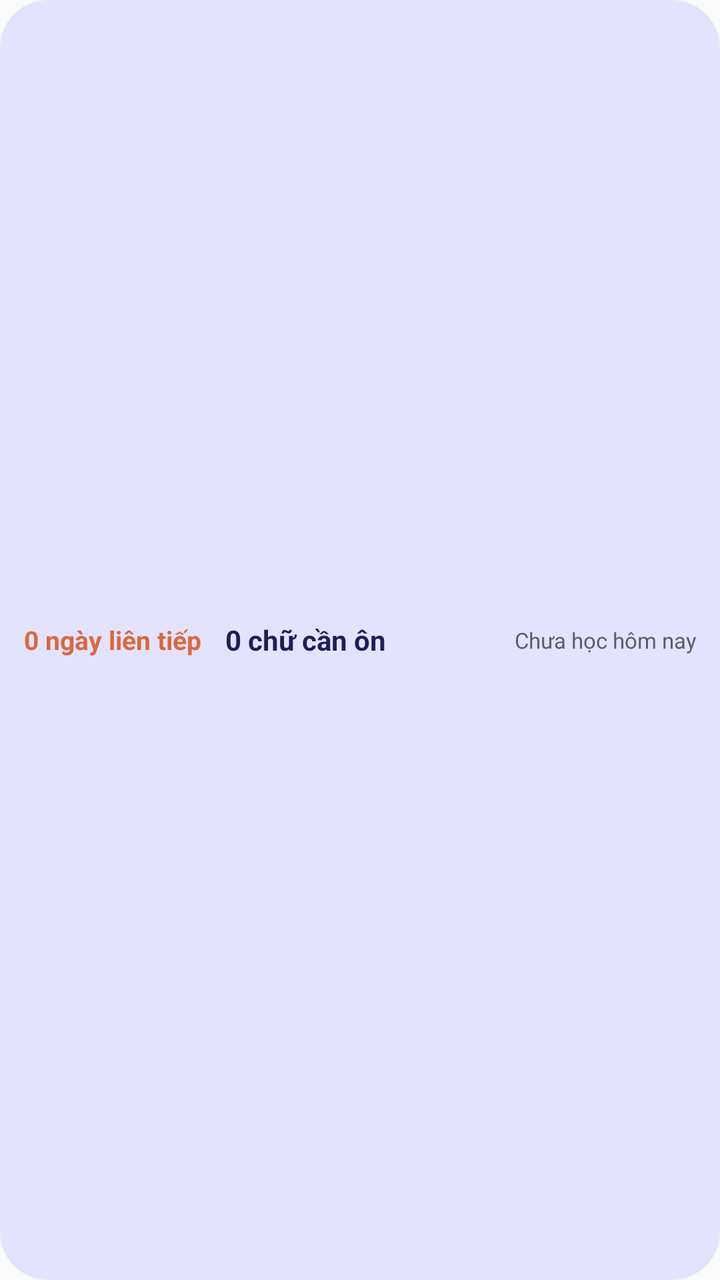
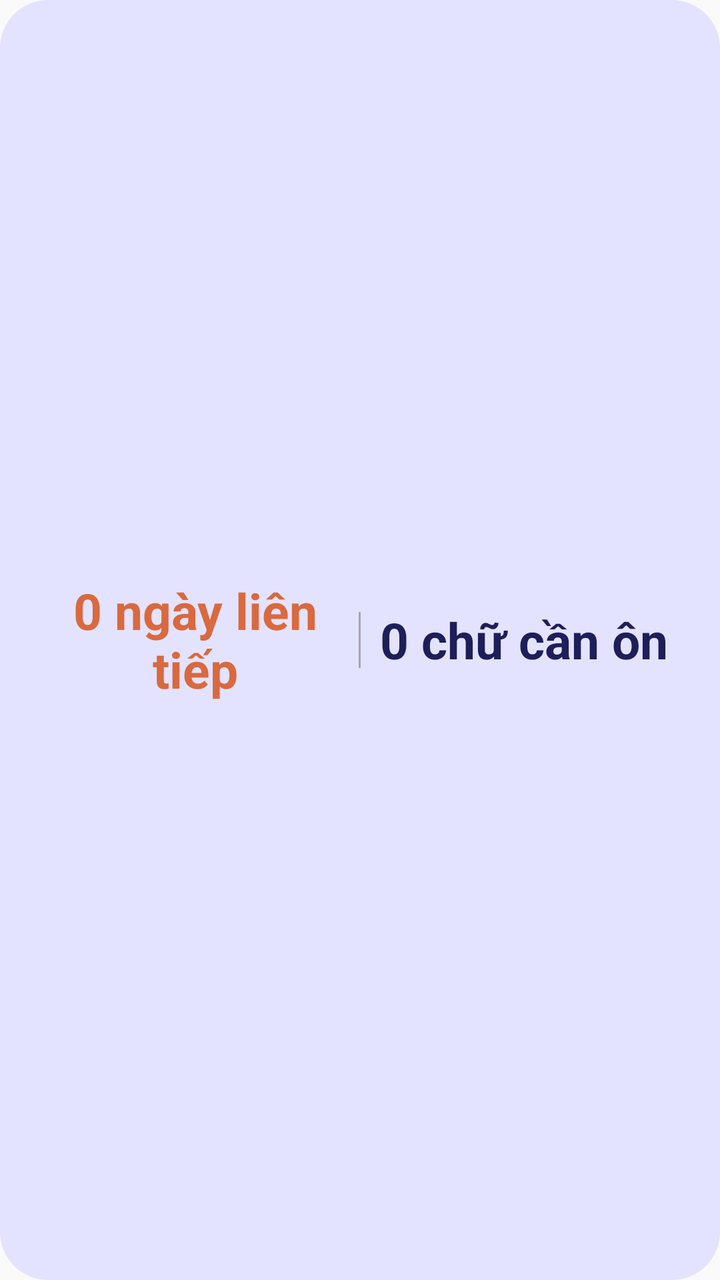

Before-and-after screenshots of an Android layout around one commit, followed by the original layout XML and the change that was made.
<!-- AndroidManifest.xml: application theme Theme.JapaneseWritingTrainer -->
<!-- res/layout/widget_practice_streak_wide.xml -->
<?xml version="1.0" encoding="utf-8"?>
<LinearLayout xmlns:android="http://schemas.android.com/apk/res/android"
    android:id="@+id/widget_root"
    android:layout_width="match_parent"
    android:layout_height="match_parent"
    android:background="@drawable/widget_practice_streak_background"
    android:clickable="true"
    android:focusable="true"
    android:gravity="center_vertical"
    android:orientation="horizontal"
    android:padding="12dp">

    <TextView android:id="@+id/widget_current_streak" android:layout_width="wrap_content" android:layout_height="wrap_content"
        android:text="@string/widget_current_streak_placeholder" android:textColor="@color/widget_accent" android:textSize="13sp" android:textStyle="bold" />
    <TextView android:id="@+id/widget_due_count" android:layout_width="wrap_content" android:layout_height="wrap_content"
        android:layout_marginStart="12dp" android:text="@string/widget_due_count_placeholder" android:textColor="@color/widget_title" android:textSize="14sp" android:textStyle="bold" />
    <TextView android:id="@+id/widget_today_status" android:layout_width="0dp" android:layout_height="wrap_content"
        android:layout_weight="1" android:gravity="end" android:text="@string/widget_not_studied_today" android:textColor="@color/widget_secondary" android:textSize="11sp" />
</LinearLayout>
<!-- resources referenced by this layout -->
<resources>
  <color name="widget_accent">#D9693F</color>
  <color name="widget_secondary">#5C5C6B</color>
  <color name="widget_title">#1E1E5A</color>
  <!-- drawable widget_practice_streak_background (drawable) -->
  <?xml version="1.0" encoding="utf-8"?>
  <shape xmlns:android="http://schemas.android.com/apk/res/android">
      <solid android:color="#E4E3FF" />
      <corners android:radius="24dp" />
  </shape>
  <string name="widget_current_streak_placeholder">0 ngày liên tiếp</string>
  <string name="widget_due_count_placeholder">0 chữ cần ôn</string>
  <string name="widget_not_studied_today">Chưa học hôm nay</string>
  <style name="Theme.JapaneseWritingTrainer" parent="android:Theme.Material.Light.NoActionBar" />
</resources>

<!-- the commit's change to res/layout/widget_practice_streak_wide.xml (unified diff, before → after) -->
@@ -6,14 +6,35 @@
     android:background="@drawable/widget_practice_streak_background"
     android:clickable="true"
     android:focusable="true"
-    android:gravity="center_vertical"
+    android:gravity="center"
     android:orientation="horizontal"
-    android:padding="12dp">
+    android:paddingStart="16dp"
+    android:paddingEnd="16dp">
 
-    <TextView android:id="@+id/widget_current_streak" android:layout_width="wrap_content" android:layout_height="wrap_content"
-        android:text="@string/widget_current_streak_placeholder" android:textColor="@color/widget_accent" android:textSize="13sp" android:textStyle="bold" />
-    <TextView android:id="@+id/widget_due_count" android:layout_width="wrap_content" android:layout_height="wrap_content"
-        android:layout_marginStart="12dp" android:text="@string/widget_due_count_placeholder" android:textColor="@color/widget_title" android:textSize="14sp" android:textStyle="bold" />
-    <TextView android:id="@+id/widget_today_status" android:layout_width="0dp" android:layout_height="wrap_content"
-        android:layout_weight="1" android:gravity="end" android:text="@string/widget_not_studied_today" android:textColor="@color/widget_secondary" android:textSize="11sp" />
+    <TextView
+        android:id="@+id/widget_current_streak"
+        android:layout_width="0dp"
+        android:layout_height="wrap_content"
+        android:layout_weight="1"
+        android:gravity="center"
+        android:text="@string/widget_current_streak_placeholder"
+        android:textColor="@color/widget_accent"
+        android:textSize="25sp"
+        android:textStyle="bold" />
+
+    <View
+        android:layout_width="1dp"
+        android:layout_height="28dp"
+        android:background="@color/widget_day_empty" />
+
+    <TextView
+        android:id="@+id/widget_due_count"
+        android:layout_width="0dp"
+        android:layout_height="wrap_content"
+        android:layout_weight="1"
+        android:gravity="center"
+        android:text="@string/widget_due_count_placeholder"
+        android:textColor="@color/widget_title"
+        android:textSize="25sp"
+        android:textStyle="bold" />
 </LinearLayout>
<!-- resource entries referenced after the edit -->
@@ -1,7 +1,7 @@
 <!-- resources referenced by this layout -->
 <resources>
   <color name="widget_accent">#D9693F</color>
-  <color name="widget_secondary">#5C5C6B</color>
+  <color name="widget_day_empty">#A7A5B2</color>
   <color name="widget_title">#1E1E5A</color>
   <!-- drawable widget_practice_streak_background (drawable) -->
   <?xml version="1.0" encoding="utf-8"?>
@@ -11,7 +11,6 @@
   </shape>
   <string name="widget_current_streak_placeholder">0 ngày liên tiếp</string>
   <string name="widget_due_count_placeholder">0 chữ cần ôn</string>
-  <string name="widget_not_studied_today">Chưa học hôm nay</string>
   <style name="Theme.JapaneseWritingTrainer" parent="android:Theme.Material.Light.NoActionBar" />
 </resources>
 
